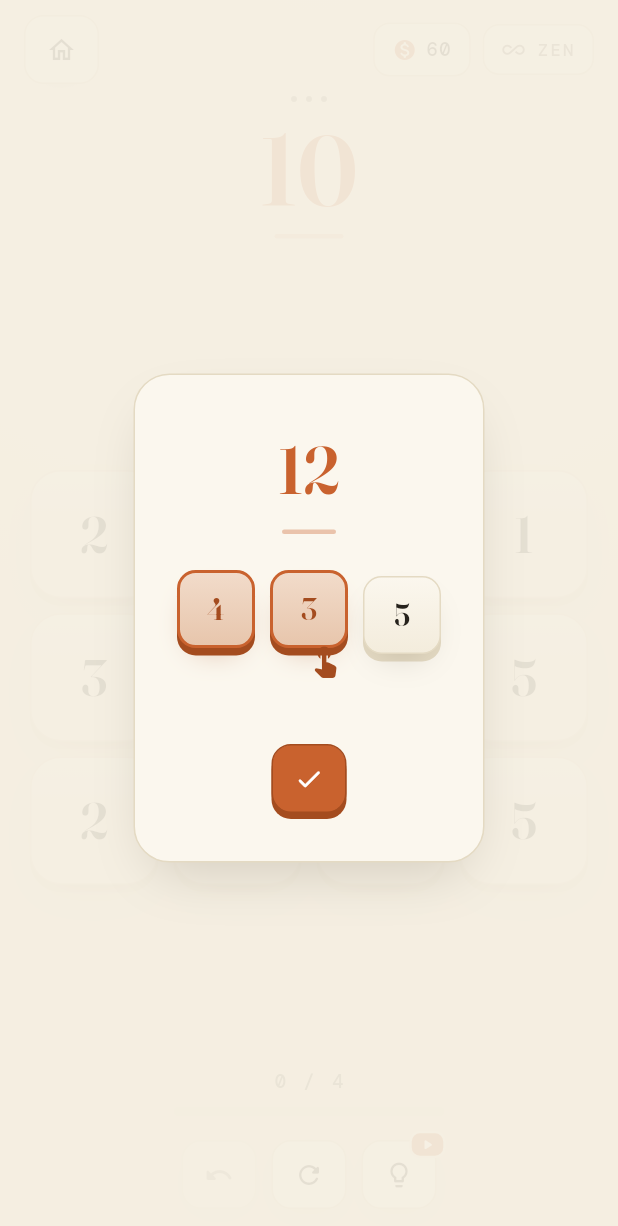
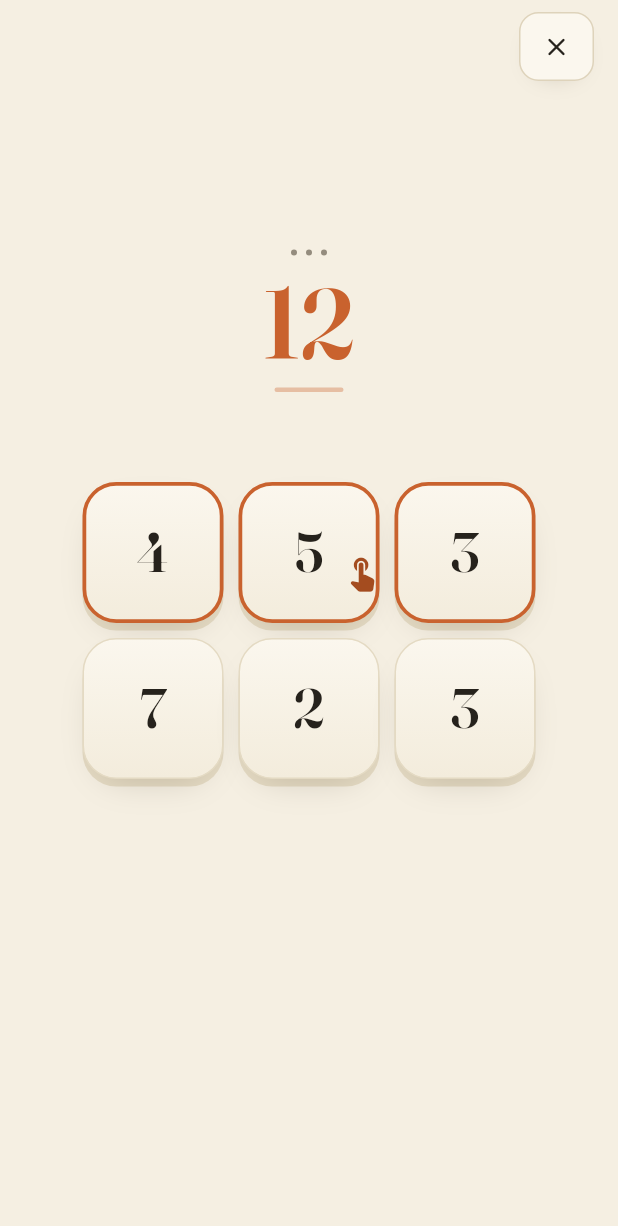
Before and after one commit to utkuyuksel/reach, a Flutter app: the screen it shows after launch, after a tap on "Zen", on a phone screen of 412 x 824 dp. Shown: the top 1226 px of the screen. Run offline on Flutter 3.47's test engine with Material 3 defaults, Android fonts, the phone set to English and light mode, and no system bars; our stand-ins replace audioplayers, flutter_riverpod, google_mobile_ads, in_app_purchase, share_plus, shared_preferences.

Commit message:
Interactive onboarding: guided first board (v1.2)
Replace the passive looping demo overlay with a hands-on first-run
tutorial: the player solves a tiny, fixed board with real guided drags,
feeling the clear and the win before landing on their real board.

- New TutorialOverlay: self-contained, runs its own GameState and the
  real BoardWidget against a hand-crafted puzzle. Deliberately does NOT
  add a GameMode.tutorial — so the live game logic (coins, stars, win
  sheet, streaks, Zen level) is untouched. Uses the existing onboarding
  trigger + onComplete -> setOnboardingDone wiring.
- New tutorial_puzzle.dart: a bulletproof 2x3 board (4 5 3 / 7 2 3,
  target 12) whose ONLY two target-summing paths are the two rows — no
  accidental clears, wins in either order, no dead ends. Proven by
  test/engine/tutorial_puzzle_test.dart.
- BoardWidget gains an optional coachPath: a touch icon glides along the
  active group using the board's real geometry (gated so the live game
  pays for no ticker). Wordless guidance: hint rings + gliding finger +
  target + win ✓.
- Remove the old onboarding_overlay.dart.
- Bump version to 1.2; DEVLOG + roadmap updated. Design chosen from a
  3-proposal judge fan-out; verified end-to-end on the simulator.

Co-Authored-By: Claude Opus 4.8 <noreply@anthropic.com>

````diff
--- a/lib/config/app_constants.dart
+++ b/lib/config/app_constants.dart
@@ -30,7 +30,7 @@ const String kAppTagline = 'a calm number puzzle';
 
 /// Marketing version shown in Settings. Keep in step with `pubspec.yaml`'s
 /// `version:` and the matching git tag (e.g. `v1.1`).
-const String kAppVersion = '1.1';
+const String kAppVersion = '1.2';
 
 /// Reverse-DNS bundle / package identifier used by the stores.
 ///
--- a/lib/game/screens/game_screen.dart
+++ b/lib/game/screens/game_screen.dart
@@ -20,7 +20,7 @@ import '../theme/palette.dart';
 import '../widgets/board_widget.dart';
 import '../widgets/coin_chip.dart';
 import '../widgets/control_bar.dart';
-import '../widgets/onboarding_overlay.dart';
+import '../widgets/tutorial_overlay.dart';
 import '../widgets/paper_background.dart';
 import '../widgets/soft_button.dart';
 import '../widgets/target_display.dart';
@@ -269,9 +269,9 @@ class _GameScreenState extends ConsumerState<GameScreen> {
                   ),
                 ),
               if (showOnboarding)
-                OnboardingOverlay(
+                TutorialOverlay(
                   palette: palette,
-                  onDismiss: () => ref
+                  onComplete: () => ref
                       .read(settingsControllerProvider.notifier)
                       .setOnboardingDone(true),
                 ),
--- /dev/null
+++ b/lib/game/tutorial_puzzle.dart
@@ -0,0 +1,48 @@
+import '../engine/difficulty.dart';
+import '../engine/models/grid.dart';
+import '../engine/models/puzzle.dart';
+import '../engine/models/tile.dart';
+
+/// Difficulty metadata for the hand-crafted onboarding board. It is NOT part of
+/// [Difficulty.tiers] or the Zen ladder, so the generator stress test never
+/// sees it — it exists only to satisfy [Puzzle.difficulty].
+const Difficulty _tutorialDifficulty = Difficulty(
+  id: 'tutorial',
+  rows: 2,
+  cols: 3,
+  minValue: 2,
+  maxValue: 7,
+  groupMin: 2,
+  groupMax: 3,
+);
+
+/// A fixed, bulletproof first-run board used by the interactive tutorial:
+///
+/// ```
+///   4 5 3
+///   7 2 3      target 12
+/// ```
+///
+/// The ONLY two connected, traceable paths that sum to 12 are the two rows
+/// (`[0,1,2]` and `[3,4,5]`). That means: no accidental clears, the board wins
+/// in either clear order, and the player can never strand themselves — a
+/// frustration-free first success. All of this is asserted in
+/// `test/engine/tutorial_puzzle_test.dart`.
+///
+/// Pure Dart (engine only, no Flutter) so it is unit-testable.
+Puzzle tutorialPuzzle() {
+  const values = [4, 5, 3, 7, 2, 3];
+  final cells = <Tile?>[
+    for (var i = 0; i < values.length; i++) Tile(id: i, value: values[i]),
+  ];
+  return Puzzle(
+    initialGrid: Grid(rows: 2, cols: 3, cells: cells),
+    target: 12,
+    difficulty: _tutorialDifficulty,
+    seed: 0,
+    groups: const [
+      [0, 1, 2],
+      [3, 4, 5],
+    ],
+  );
+}
--- a/lib/game/widgets/board_widget.dart
+++ b/lib/game/widgets/board_widget.dart
@@ -21,6 +21,10 @@ class BoardWidget extends StatefulWidget {
   /// Called when a tile joins the trace (for a soft tick sound).
   final VoidCallback? onTick;
 
+  /// When non-empty (tutorial only), a "finger" gently glides along these
+  /// cells to show the player a path to drag. Hidden while they are dragging.
+  final List<int> coachPath;
+
   /// Submit a traced path; returns true if it cleared a group. A false return
   /// (wrong sum, or a board-stranding move) triggers a gentle bounce.
   final bool Function(List<int> path) onSubmitPath;
@@ -35,13 +39,15 @@ class BoardWidget extends StatefulWidget {
     this.hapticsEnabled = true,
     this.hintCells = const [],
     this.onTick,
+    this.coachPath = const [],
   });
 
   @override
   State<BoardWidget> createState() => _BoardWidgetState();
 }
 
-class _BoardWidgetState extends State<BoardWidget> {
+class _BoardWidgetState extends State<BoardWidget>
+    with SingleTickerProviderStateMixin {
   static const double _gap = 10;
   static const double _topPad = 32; // room for the running-sum chip
 
@@ -49,7 +55,36 @@ class _BoardWidgetState extends State<BoardWidget> {
   List<int> _reject = const [];
   double _cell = 0;
 
+  /// Looping driver for the tutorial coach finger; created only when a
+  /// [BoardWidget.coachPath] is supplied (so the real game pays for no ticker).
+  AnimationController? _coach;
+
   Grid get _grid => widget.grid;
+
+  @override
+  void initState() {
+    super.initState();
+    if (widget.coachPath.isNotEmpty) _ensureCoach();
+  }
+
+  @override
+  void didUpdateWidget(BoardWidget oldWidget) {
+    super.didUpdateWidget(oldWidget);
+    if (widget.coachPath.isNotEmpty) _ensureCoach();
+  }
+
+  @override
+  void dispose() {
+    _coach?.dispose();
+    super.dispose();
+  }
+
+  void _ensureCoach() {
+    _coach ??= AnimationController(
+      vsync: this,
+      duration: const Duration(milliseconds: 2000),
+    )..repeat();
+  }
 
   int get _sum {
     var s = 0;
@@ -166,6 +201,13 @@ class _BoardWidgetState extends State<BoardWidget> {
                       child: _cellWidget(i),
                     ),
                   if (_path.isNotEmpty) _sumChip(stride),
+                  if (_coach != null &&
+                      _path.isEmpty &&
+                      widget.coachPath.length >= 2)
+                    AnimatedBuilder(
+                      animation: _coach!,
+                      builder: (context, _) => _coachFinger(stride),
+                    ),
                 ],
               ),
             ),
@@ -199,6 +241,46 @@ class _BoardWidgetState extends State<BoardWidget> {
               size: _cell,
               colorblind: widget.colorblind,
             ),
+    );
+  }
+
+  /// A touch icon that glides along [BoardWidget.coachPath], showing the player
+  /// "drag across these tiles". Uses the board's own cell geometry, fades in/out
+  /// at the loop ends, and ignores pointers so the real drag passes through.
+  Widget _coachFinger(double stride) {
+    final pts = <Offset>[];
+    for (final i in widget.coachPath) {
+      final col = i % _grid.cols;
+      final row = i ~/ _grid.cols;
+      pts.add(Offset(
+        col * stride + _cell / 2,
+        _topPad + row * stride + _cell / 2,
+      ));
+    }
+    if (pts.length < 2) return const SizedBox.shrink();
+
+    final v = _coach!.value;
+    final glide = (v / 0.82).clamp(0.0, 1.0); // travel, then briefly rest
+    final fpos = glide * (pts.length - 1);
+    final seg = fpos.floor().clamp(0, pts.length - 2);
+    final pos = Offset.lerp(pts[seg], pts[seg + 1], fpos - seg)!;
+    final opacity = v < 0.12
+        ? v / 0.12
+        : (v > 0.86 ? (1 - (v - 0.86) / 0.14) : 1.0);
+
+    return Positioned(
+      left: pos.dx - 13,
+      top: pos.dy + 2,
+      child: IgnorePointer(
+        child: Opacity(
+          opacity: opacity.clamp(0.0, 1.0),
+          child: Icon(
+            Icons.touch_app_rounded,
+            size: 26,
+            color: widget.palette.accentDeep,
+          ),
+        ),
+      ),
     );
   }
 
--- a/lib/game/widgets/onboarding_overlay.dart
+++ /dev/null
@@ -1,151 +0,0 @@
-import 'package:flutter/material.dart';
-
-import '../theme/app_text.dart';
-import '../theme/palette.dart';
-import 'soft_button.dart';
-import 'tile_widget.dart';
-
-/// A one-time, language-independent first-run tutorial: a looping animation of
-/// a finger tracing three adjacent numbers (4 · 3 · 5) that add up to the
-/// target (12), then clearing. No words — just numbers, a touch icon, and a ✓.
-class OnboardingOverlay extends StatefulWidget {
-  final GamePalette palette;
-  final VoidCallback onDismiss;
-
-  const OnboardingOverlay({
-    super.key,
-    required this.palette,
-    required this.onDismiss,
-  });
-
-  @override
-  State<OnboardingOverlay> createState() => _OnboardingOverlayState();
-}
-
-class _OnboardingOverlayState extends State<OnboardingOverlay>
-    with SingleTickerProviderStateMixin {
-  late final AnimationController _c;
-  static const _values = [4, 3, 5];
-  static const _target = 12;
-  static const _tile = 52.0;
-  static const _gap = 10.0;
-
-  @override
-  void initState() {
-    super.initState();
-    _c = AnimationController(
-      vsync: this,
-      duration: const Duration(milliseconds: 2600),
-    )..repeat();
-  }
-
-  @override
-  void dispose() {
-    _c.dispose();
-    super.dispose();
-  }
-
-  @override
-  Widget build(BuildContext context) {
-    final p = widget.palette;
-    return Positioned.fill(
-      child: Container(
-        color: p.paper.withValues(alpha: 0.92),
-        alignment: Alignment.center,
-        padding: const EdgeInsets.all(28),
-        child: Container(
-          padding: const EdgeInsets.symmetric(horizontal: 28, vertical: 32),
-          decoration: BoxDecoration(
-            color: p.tile,
-            borderRadius: BorderRadius.circular(24),
-            border: Border.all(color: p.tileEdge),
-            boxShadow: [
-              BoxShadow(
-                color: p.shadow,
-                blurRadius: 30,
-                offset: const Offset(0, 16),
-                spreadRadius: -10,
-              ),
-            ],
-          ),
-          child: Column(
-            mainAxisSize: MainAxisSize.min,
-            children: [
-              // Target.
-              Text(
-                '$_target',
-                style: AppText.fraunces(size: 44, weight: 600, color: p.accent),
-              ),
-              Container(
-                width: 36,
-                height: 3,
-                margin: const EdgeInsets.only(top: 8, bottom: 28),
-                decoration: BoxDecoration(
-                  color: p.accent.withValues(alpha: 0.35),
-                  borderRadius: BorderRadius.circular(3),
-                ),
-              ),
-              AnimatedBuilder(
-                animation: _c,
-                builder: (context, _) => _demo(p, _c.value),
-              ),
-              const SizedBox(height: 30),
-              SoftButton(
-                icon: Icons.check_rounded,
-                palette: p,
-                primary: true,
-                onTap: widget.onDismiss,
-              ),
-            ],
-          ),
-        ),
-      ),
-    );
-  }
-
-  Widget _demo(GamePalette p, double t) {
-    // Phases: light tiles 1→2→3 (drag), then match (green + ✓), then reset.
-    final matching = t >= 0.72;
-    final lit = matching
-        ? 3
-        : t < 0.24
-            ? 1
-            : t < 0.48
-                ? 2
-                : 3;
-
-    // Finger glides across the row during the drag, rests at the end on match.
-    final stride = _tile + _gap;
-    final progress = matching ? 1.0 : (t / 0.72).clamp(0.0, 1.0);
-    final fingerX = progress * (stride * (_values.length - 1));
-
-    return SizedBox(
-      width: _tile * _values.length + _gap * (_values.length - 1),
-      height: _tile + 30,
-      child: Stack(
-        clipBehavior: Clip.none,
-        children: [
-          for (var i = 0; i < _values.length; i++)
-            Positioned(
-              left: i * stride,
-              top: 0,
-              child: TileWidget(
-                value: _values[i],
-                state: i < lit
-                    ? (matching ? TileState.match : TileState.path)
-                    : TileState.normal,
-                palette: p,
-                size: _tile,
-              ),
-            ),
-          // Touch indicator following the trace.
-          Positioned(
-            left: fingerX + _tile / 2 - 12,
-            top: _tile - 6,
-            child: Icon(Icons.touch_app_rounded, size: 24, color: p.accentDeep),
-          ),
-        ],
-      ),
-    );
-  }
-}
--- /dev/null
+++ b/lib/game/widgets/tutorial_overlay.dart
@@ -0,0 +1,164 @@
+import 'package:flutter/material.dart';
+import 'package:flutter/services.dart';
+import 'package:flutter_riverpod/flutter_riverpod.dart';
+
+import '../../engine/models/game_state.dart';
+import '../../engine/models/puzzle.dart';
+import '../../services/sound_service.dart';
+import '../state/providers.dart';
+import '../state/settings_controller.dart';
+import '../theme/palette.dart';
+import '../tutorial_puzzle.dart';
+import 'board_widget.dart';
+import 'soft_button.dart';
+import 'target_display.dart';
+
+/// The one-time interactive first-run tutorial. Instead of a passive animation,
+/// the player SOLVES a tiny fixed board with real guided drags: the active row
+/// is ringed and a finger glides along it, and the player performs the gesture
+/// themselves — feeling the clear, then the win — before landing on their real
+/// board. Fully wordless (numbers, rings, finger, ✓), and fully self-contained:
+/// it runs its own [GameState] and never touches the live game controllers.
+class TutorialOverlay extends ConsumerStatefulWidget {
+  final GamePalette palette;
+
+  /// Called when the tutorial is solved (or skipped). The caller marks
+  /// onboarding done; the real board (already started) is then revealed.
+  final VoidCallback onComplete;
+
+  const TutorialOverlay({
+    super.key,
+    required this.palette,
+    required this.onComplete,
+  });
+
+  @override
+  ConsumerState<TutorialOverlay> createState() => _TutorialOverlayState();
+}
+
+class _TutorialOverlayState extends ConsumerState<TutorialOverlay> {
+  final Puzzle _puzzle = tutorialPuzzle();
+  late GameState _state = GameState.fromPuzzle(_puzzle);
+  bool _completing = false;
+
+  /// The next group to trace: the first construction group still fully on the
+  /// board. Robust to clear order (works even if the player clears the second
+  /// row first). Empty once the board is won.
+  List<int> get _activeGroup {
+    if (_state.isWon) return const [];
+    for (final group in _puzzle.groups) {
+      if (group.every((i) => _state.grid.at(i) != null)) return group;
+    }
+    return const [];
+  }
+
+  void _sfx(void Function(SoundService s) play) {
+    if (ref.read(settingsControllerProvider).sfxOn) {
+      play(ref.read(soundServiceProvider));
+    }
+  }
+
+  void _haptic(VoidCallback fn) {
+    if (ref.read(settingsControllerProvider).hapticsOn) fn();
+  }
+
+  bool _onSubmit(List<int> path) {
+    final next = _state.submitPath(path);
+    if (identical(next, _state)) {
+      if (path.length >= 2) _sfx((s) => s.invalid());
+      return false; // BoardWidget bounces the rejected trace
+    }
+    setState(() => _state = next);
+    if (next.isWon) {
+      _haptic(HapticFeedback.heavyImpact);
+      _sfx((s) => s.win());
+      _finish();
+    } else {
+      _haptic(HapticFeedback.mediumImpact);
+      _sfx((s) => s.clear());
+    }
+    return true;
+  }
+
+  void _finish() {
+    if (_completing) return;
+    _completing = true;
+    // Let the win ✓ land before handing off to the real board.
+    Future.delayed(const Duration(milliseconds: 1000), () {
+      if (mounted) widget.onComplete();
+    });
+  }
+
+  @override
+  Widget build(BuildContext context) {
+    final p = widget.palette;
+    final settings = ref.watch(settingsControllerProvider);
+    final active = _activeGroup;
+
+    return Positioned.fill(
+      child: Container(
+        color: p.paper,
+        child: SafeArea(
+          child: Column(
+            children: [
+              // Low-emphasis, wordless skip for returning players.
+              Align(
+                alignment: Alignment.centerRight,
+                child: Padding(
+                  padding: const EdgeInsets.only(top: 8, right: 16),
+                  child: SoftButton(
+                    icon: Icons.close_rounded,
+                    palette: p,
+                    onTap: widget.onComplete,
+                  ),
+                ),
+              ),
+              const Spacer(),
+              TargetDisplay(target: _puzzle.target, palette: p),
+              const SizedBox(height: 28),
+              SizedBox(
+                height: 230,
+                child: Padding(
+                  padding: const EdgeInsets.symmetric(horizontal: 44),
+                  child: BoardWidget(
+                    grid: _state.grid,
+                    target: _puzzle.target,
+                    palette: p,
+                    colorblind: settings.colorblind,
+                    hapticsEnabled: settings.hapticsOn,
+                    hintCells: active,
+                    coachPath: active,
+                    onTick: () => _sfx((s) => s.tap()),
+                    onSubmitPath: _onSubmit,
+                  ),
+                ),
+              ),
+              const SizedBox(height: 24),
+              // Win celebration: a single ✓ that scales in.
+              SizedBox(
+                height: 56,
+                child: _state.isWon
+                    ? TweenAnimationBuilder<double>(
+                        tween: Tween(begin: 0, end: 1),
+                        duration: const Duration(milliseconds: 380),
+                        curve: Curves.easeOutBack,
+                        builder: (context, t, child) => Opacity(
+                          opacity: t.clamp(0.0, 1.0),
+                          child: Transform.scale(scale: t, child: child),
+                        ),
+                        child: Icon(
+                          Icons.check_circle_rounded,
+                          size: 48,
+                          color: p.good,
+                        ),
+                      )
+                    : const SizedBox.shrink(),
+              ),
+              const Spacer(flex: 2),
+            ],
+          ),
+        ),
+      ),
+    );
+  }
+}
--- a/pubspec.yaml
+++ b/pubspec.yaml
@@ -16,7 +16,7 @@ publish_to: 'none' # Remove this line if you wish to publish to pub.dev
 # https://developer.apple.com/library/archive/documentation/General/Reference/InfoPlistKeyReference/Articles/CoreFoundationKeys.html
 # In Windows, build-name is used as the major, minor, and patch parts
 # of the product and file versions while build-number is used as the build suffix.
-version: 1.1.0+2
+version: 1.2.0+3
 
 environment:
   sdk: ^3.10.1
````
Also changed, not shown: 2 other files.
